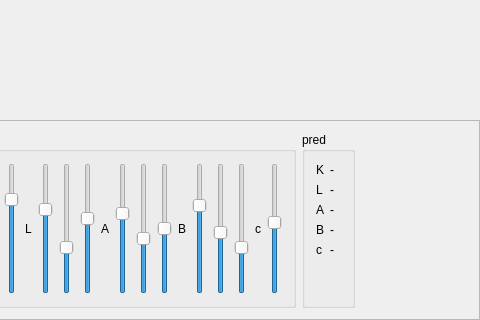
Qt form example/vis/mainwindow.ui (pdobrowo/libcs2) before a commit; both pictures show x 290 to 770 and y 287 to 607 of the 770 by 607 pixel window.
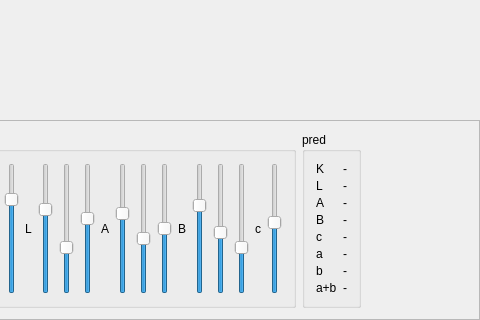
The same form after that commit.

Diff of the .ui file:
```diff
--- a/example/vis/mainwindow.ui
+++ b/example/vis/mainwindow.ui
@@ -394,6 +394,48 @@
             </property>
            </widget>
           </item>
+          <item row="5" column="0">
+           <widget class="QLabel" name="labelPQ">
+            <property name="text">
+             <string>a</string>
+            </property>
+           </widget>
+          </item>
+          <item row="5" column="1">
+           <widget class="QLabel" name="labelPQval">
+            <property name="text">
+             <string>-</string>
+            </property>
+           </widget>
+          </item>
+          <item row="6" column="0">
+           <widget class="QLabel" name="labelUV">
+            <property name="text">
+             <string>b</string>
+            </property>
+           </widget>
+          </item>
+          <item row="6" column="1">
+           <widget class="QLabel" name="labelUVval">
+            <property name="text">
+             <string>-</string>
+            </property>
+           </widget>
+          </item>
+          <item row="7" column="0">
+           <widget class="QLabel" name="labelAB">
+            <property name="text">
+             <string>a+b</string>
+            </property>
+           </widget>
+          </item>
+          <item row="7" column="1">
+           <widget class="QLabel" name="labelABval">
+            <property name="text">
+             <string>-</string>
+            </property>
+           </widget>
+          </item>
          </layout>
         </widget>
        </item>
```
